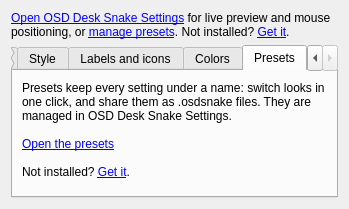
Qt form package/contents/ui/config.ui (rcspam/osd-desk-snake) before a commit.
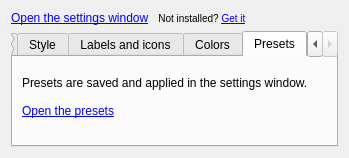
The same form after that commit. The open tabs and pages were chosen to show the change. Custom widgets are drawn as their Qt base class.

Commit message:
Simplify the links of the System Settings page
The top of the page is now one link, Open the settings window, with a
small install link next to it; the details moved to its tooltip. The
Presets tab says where presets live and links to them.

```diff
--- a/package/contents/ui/config.ui
+++ b/package/contents/ui/config.ui
@@ -6,8 +6,8 @@
   <layout class="QVBoxLayout" name="mainLayout">
    <item>
     <widget class="QLabel" name="appLink">
-     <property name="text"><string>&lt;a href="osd-desk-snake://settings"&gt;Open OSD Desk Snake Settings&lt;/a&gt; for live preview and mouse positioning, or &lt;a href="osd-desk-snake://presets"&gt;manage presets&lt;/a&gt;. Not installed? &lt;a href="https://github.com/rcspam/osd-desk-snake#install"&gt;Get it&lt;/a&gt;.</string></property>
-     <property name="toolTip"><string>That app saves every change right away; this window closes when it opens.</string></property>
+     <property name="text"><string>&lt;a href="osd-desk-snake://settings"&gt;Open the settings window&lt;/a&gt;&amp;nbsp;&amp;nbsp;&amp;nbsp;&lt;small&gt;Not installed? &lt;a href="https://github.com/rcspam/osd-desk-snake#install"&gt;Get it&lt;/a&gt;&lt;/small&gt;</string></property>
+     <property name="toolTip"><string>Changes show on the indicator right away, and it can be dragged with the mouse. This page closes when the window opens.</string></property>
      <property name="textFormat"><enum>Qt::RichText</enum></property>
      <property name="openExternalLinks"><bool>true</bool></property>
      <property name="wordWrap"><bool>true</bool></property>
@@ -1180,7 +1180,7 @@
       <layout class="QVBoxLayout" name="presetsLayout">
        <item>
         <widget class="QLabel" name="presetsText">
-         <property name="text"><string>Presets keep every setting under a name: switch looks in one click, and share them as .osdsnake files. They are managed in OSD Desk Snake Settings.&lt;br/&gt;&lt;br/&gt;&lt;a href="osd-desk-snake://presets"&gt;Open the presets&lt;/a&gt;&lt;br/&gt;&lt;br/&gt;Not installed? &lt;a href="https://github.com/rcspam/osd-desk-snake#install"&gt;Get it&lt;/a&gt;.</string></property>
+         <property name="text"><string>Presets are saved and applied in the settings window.&lt;br/&gt;&lt;br/&gt;&lt;a href="osd-desk-snake://presets"&gt;Open the presets&lt;/a&gt;</string></property>
          <property name="textFormat"><enum>Qt::RichText</enum></property>
          <property name="openExternalLinks"><bool>true</bool></property>
          <property name="wordWrap"><bool>true</bool></property>
```
The commit also changes 2 other files.
